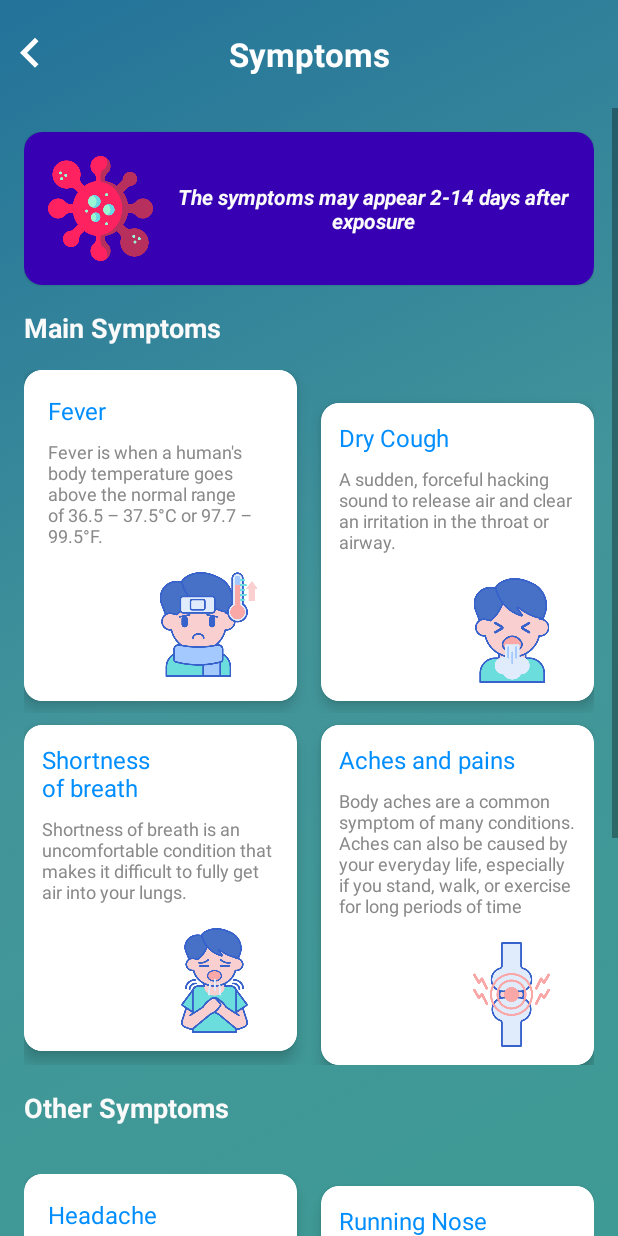
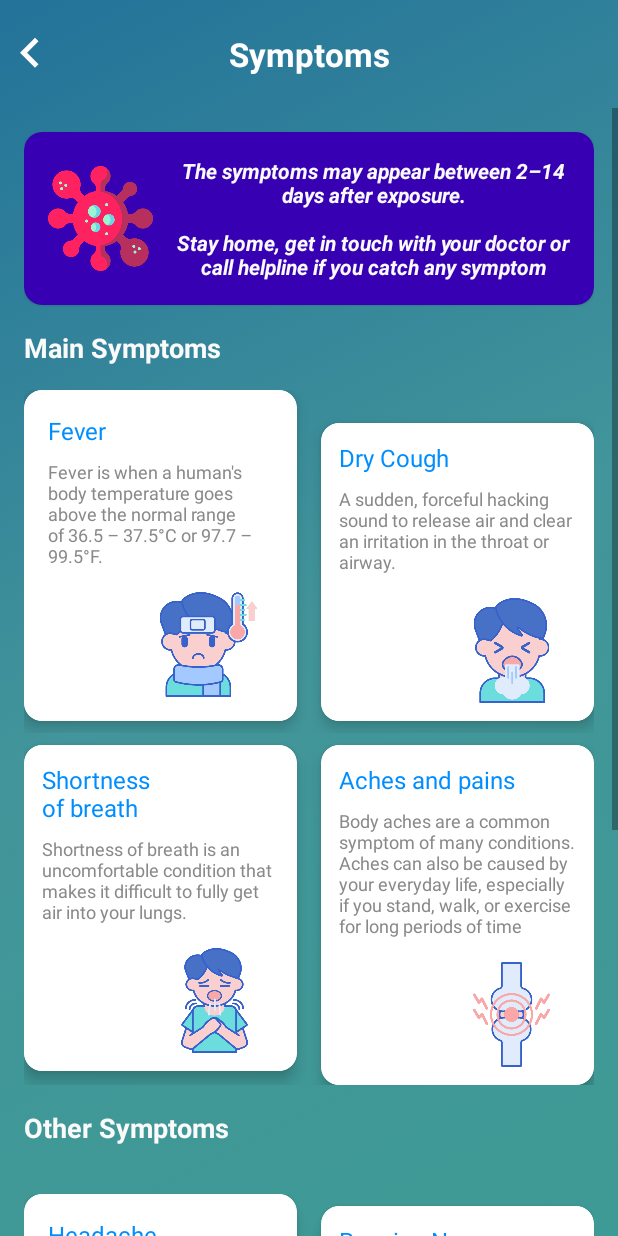
Before and after one commit to JoykishanSharma/Covid-19-Mobile-Updater-App, an Android app: the SymptomsActivity screen opened directly, with no data from a screen before it, on a phone screen of 412 x 824 dp. Run offline under Robolectric (Android 15) with nearby library versions, the phone set to English and light mode, and no system bars; network calls fail; Roboto replaces fonts that are not available here.

Commit message:
Daily Updates (Development)

```diff
--- a/app/src/main/java/com/joyappsdevteam/covid_19tracer/maps_module/MapsActivity.java
+++ b/app/src/main/java/com/joyappsdevteam/covid_19tracer/maps_module/MapsActivity.java
@@ -76,7 +76,7 @@ public class MapsActivity extends AppCompatActivity {
         settings.setUseWideViewPort(true);
         settings.setJavaScriptEnabled(true);// enable javascript
         settings.setLoadWithOverviewMode(true);
-        settings.setBuiltInZoomControls(true);
+        settings.setBuiltInZoomControls(false);
 
         if(Build.VERSION.SDK_INT <= Build.VERSION_CODES.N) {
             new AlertDialog.Builder(this)
--- a/app/src/main/java/com/joyappsdevteam/covid_19tracer/settings_module/SettingsActivity.java
+++ b/app/src/main/java/com/joyappsdevteam/covid_19tracer/settings_module/SettingsActivity.java
@@ -18,11 +18,9 @@ import android.widget.EditText;
 import android.widget.ImageView;
 import android.widget.TextView;
 import android.widget.Toast;
-
 import androidx.annotation.NonNull;
 import androidx.appcompat.app.AppCompatActivity;
 import androidx.appcompat.widget.AppCompatSpinner;
-
 import com.google.firebase.database.DataSnapshot;
 import com.google.firebase.database.DatabaseError;
 import com.google.firebase.database.DatabaseReference;
@@ -30,7 +28,6 @@ import com.google.firebase.database.FirebaseDatabase;
 import com.google.firebase.database.ValueEventListener;
 import com.joyappsdevteam.covid_19tracer.R;
 import com.joyappsdevteam.covid_19tracer.authentication_module.UserDetails;
-
 import java.util.ArrayList;
 import java.util.List;
 
--- a/app/src/main/res/layout/activity_symptoms.xml
+++ b/app/src/main/res/layout/activity_symptoms.xml
@@ -163,7 +163,8 @@
                     <ImageView
                         android:layout_width="70dp"
                         android:layout_height="70dp"
-                        android:layout_gravity="start"
+                        android:layout_gravity="start|center_vertical"
+
                         android:src="@drawable/coronavirus" />
 
                     <TextView
@@ -173,7 +174,7 @@
                         android:layout_marginStart="16dp"
                         android:gravity="center"
                         android:fontFamily="@font/cherry_swash"
-                        android:text="The symptoms may appear 2-14 days after exposure"
+                        android:text="@string/symptom_top_cardview_text"
                         android:textColor="#fafafa"
                         android:textSize="14sp"
                         android:textStyle="italic|bold" />
--- a/app/src/main/res/values/strings.xml
+++ b/app/src/main/res/values/strings.xml
@@ -396,7 +396,7 @@
         eating a healthy and varied diet. It can also potentially lead to an increased consumption of highly processed foods, which tend
         to be high in fats, sugars and salt. Nonetheless, even with few and limited ingredients, one can continue eating a diet that
         supports good health.</string>
-    <string name="stay_hygiene_eat_healthy_prevention_details_topic1">Tips to keep healthy</string>
+    <string name="stay_hygiene_eat_healthy_prevention_details_topic1">Tips to stay healthy</string>
     <string name="stay_hygiene_eat_healthy_prevention_details_ans1">Whether you are in quarantine or self-isolation due to COVID-19,
         you will inevitably be spending more time at home. Following general healthy living advice are the best recommendation for
         staying healthy during quarantine or self-isolation.
@@ -451,5 +451,7 @@
         constantly working. We will fix this Page very soon in the Upcoming Updates.\n\nThank you for understanding.\n\n
         <![CDATA[You can reach out to us through this mail —> ]]></string>
     <string name="mail_us_temporary"><u>joyappsdevteam@gmail.com</u></string>
+    <string name="symptom_top_cardview_text">The symptoms may appear between 2–14 days after exposure.\n\nStay home,
+        get in touch with your doctor or call helpline if you catch any symptom</string>
 
 </resources>
```
